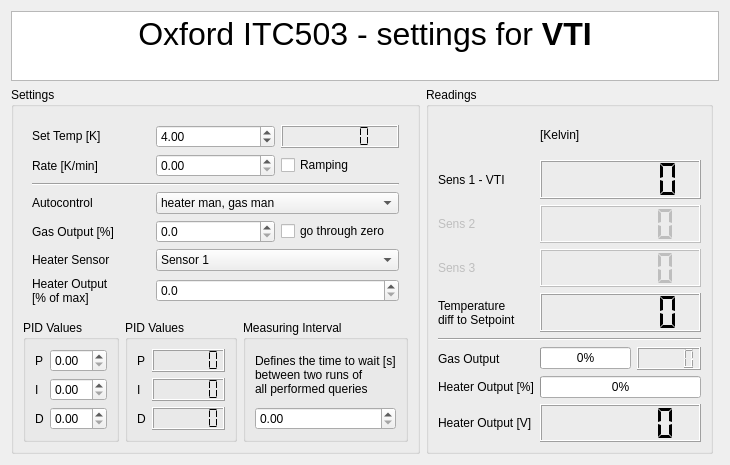
Above: Oxford/ITC_control.ui from Cryostat-GUI/Cryostat-GUI before the change. Below: the same form after it.
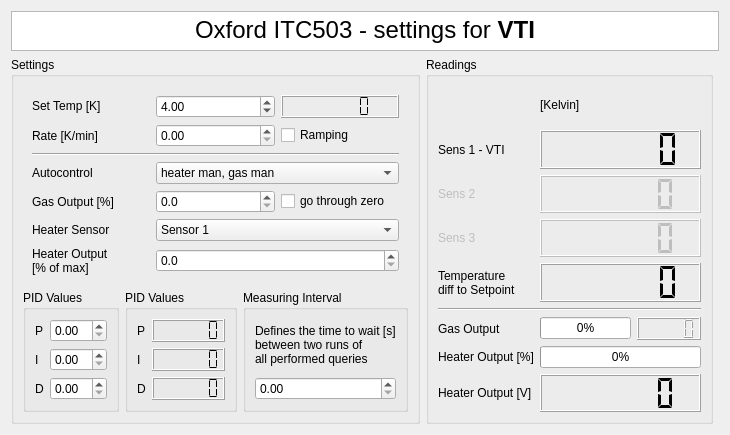
That is the form after the change.

Patch:
```diff
--- a/Oxford/ITC_control.ui
+++ b/Oxford/ITC_control.ui
@@ -7,7 +7,7 @@
     <x>0</x>
     <y>0</y>
     <width>700</width>
-    <height>431</height>
+    <height>400</height>
    </rect>
   </property>
   <property name="sizePolicy">
@@ -518,7 +518,7 @@
      <property name="maximumSize">
       <size>
        <width>16777215</width>
-       <height>71</height>
+       <height>40</height>
       </size>
      </property>
      <property name="frameShape">
@@ -532,7 +532,7 @@
 &lt;html&gt;&lt;head&gt;&lt;meta name=&quot;qrichtext&quot; content=&quot;1&quot; /&gt;&lt;style type=&quot;text/css&quot;&gt;
 p, li { white-space: pre-wrap; }
 &lt;/style&gt;&lt;/head&gt;&lt;body style=&quot; font-family:'MS Shell Dlg 2'; font-size:8.25pt; font-weight:400; font-style:normal;&quot;&gt;
-&lt;p align=&quot;center&quot; style=&quot; margin-top:0px; margin-bottom:0px; margin-left:0px; margin-right:0px; -qt-block-indent:0; text-indent:0px;&quot;&gt;&lt;span style=&quot; font-size:24pt;&quot;&gt;Oxford ITC503 - settings for&lt;/span&gt;&lt;span style=&quot; font-size:24pt; font-weight:600;&quot;&gt; VTI&lt;/span&gt;&lt;/p&gt;&lt;/body&gt;&lt;/html&gt;</string>
+&lt;p align=&quot;center&quot; style=&quot; margin-top:0px; margin-bottom:0px; margin-left:0px; margin-right:0px; -qt-block-indent:0; text-indent:0px;&quot;&gt;&lt;span style=&quot; font-size:18pt;&quot;&gt;Oxford ITC503 - settings for&lt;/span&gt;&lt;span style=&quot; font-size:18pt; font-weight:600;&quot;&gt; VTI&lt;/span&gt;&lt;/p&gt;&lt;/body&gt;&lt;/html&gt;</string>
      </property>
     </widget>
    </item>
```
